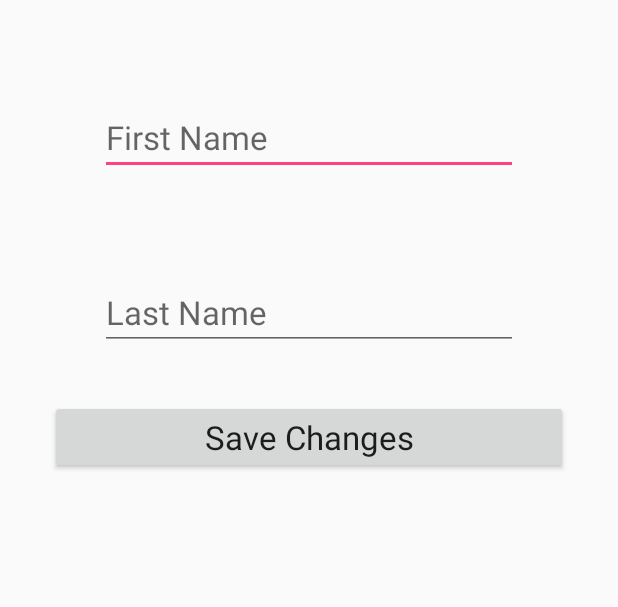
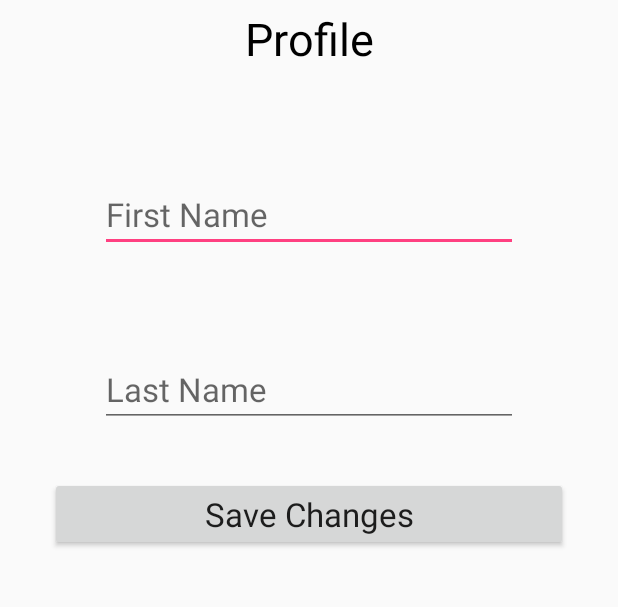
Before and after one commit to stefan096/android-pokeGo, an Android app: the layout profile.xml on its own in the app's theme, with its tools: preview values and no code run, on a phone screen of 412 x 824 dp, the part 510-1117 px from its top. Run offline under Robolectric (Android 15) with nearby library versions, the phone set to English and light mode, and no system bars.

Commit message:
user's profile page and activity

```diff
--- a/android/Reviewer/app/src/main/res/layout/profile.xml
+++ b/android/Reviewer/app/src/main/res/layout/profile.xml
@@ -22,6 +22,16 @@
             android:contentDescription="@string/logo"
             android:layout_marginTop="150px"
             android:src="@drawable/logo" />
+
+        <TextView
+            android:layout_width="fill_parent"
+            android:layout_height="wrap_content"
+            android:layout_margin="5dp"
+            android:text="@string/profile"
+            android:textColor="#000"
+            android:textSize="30sp"
+            android:gravity="center"
+            />
 
         <EditText
             android:layout_width="fill_parent"
--- a/android/Reviewer/app/src/main/res/values/strings.xml
+++ b/android/Reviewer/app/src/main/res/values/strings.xml
@@ -71,4 +71,5 @@
     <string name="profile">Profile</string>
     <string name="profile_long">User\'s profile</string>
     <string name="save_changes">Save Changes</string>
+    <string name="poke_go">POKE GOO</string>
 </resources>
```
Also changed, not shown: android/Reviewer/app/src/main/java/rs/reviewer/activities/LoginActivity.java (+11 -1 lines), android/Reviewer/app/src/main/java/rs/reviewer/activities/ProfileActivity.java (+8 -33 lines), android/Reviewer/app/src/main/java/rs/reviewer/utils/UserUtil.java (added, +23 -0 lines), android/Reviewer/app/src/main/res/layout/login.xml (+10 -0 lines).
